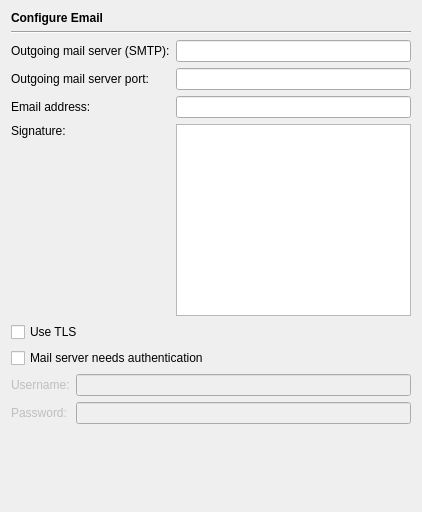
Qt form Preferences/ConfigurationPages/EmailPage.ui (testmana2/test) before a commit.
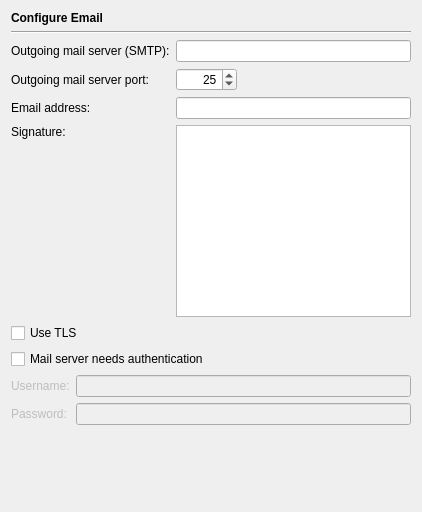
The same form after that commit.

Commit message: Fixed an issue with the Email config page.

```diff
--- a/Preferences/ConfigurationPages/EmailPage.ui
+++ b/Preferences/ConfigurationPages/EmailPage.ui
@@ -40,7 +40,7 @@
        </property>
       </widget>
      </item>
-     <item row="0" column="1">
+     <item row="0" column="1" colspan="2">
       <widget class="QLineEdit" name="mailServerEdit">
        <property name="toolTip">
         <string>Enter the address of your mail server</string>
@@ -55,15 +55,37 @@
       </widget>
      </item>
      <item row="1" column="1">
-      <widget class="QLineEdit" name="portEdit">
+      <widget class="QSpinBox" name="portSpin">
        <property name="toolTip">
         <string>Enter the port of the mail server</string>
        </property>
-       <property name="inputMask">
-        <string/>
+       <property name="alignment">
+        <set>Qt::AlignRight|Qt::AlignTrailing|Qt::AlignVCenter</set>
+       </property>
+       <property name="minimum">
+        <number>1</number>
+       </property>
+       <property name="maximum">
+        <number>65535</number>
+       </property>
+       <property name="value">
+        <number>25</number>
        </property>
       </widget>
      </item>
+     <item row="1" column="2">
+      <spacer name="horizontalSpacer">
+       <property name="orientation">
+        <enum>Qt::Horizontal</enum>
+       </property>
+       <property name="sizeHint" stdset="0">
+        <size>
+         <width>118</width>
+         <height>20</height>
+        </size>
+       </property>
+      </spacer>
+     </item>
      <item row="2" column="0">
       <widget class="QLabel" name="textLabel1_5">
        <property name="text">
@@ -71,7 +93,7 @@
        </property>
       </widget>
      </item>
-     <item row="2" column="1">
+     <item row="2" column="1" colspan="2">
       <widget class="QLineEdit" name="emailEdit">
        <property name="toolTip">
         <string>Enter your email address</string>
@@ -88,7 +110,7 @@
        </property>
       </widget>
      </item>
-     <item row="3" column="1">
+     <item row="3" column="1" colspan="2">
       <widget class="QTextEdit" name="signatureEdit">
        <property name="toolTip">
         <string>Enter your email signature</string>
```
Left out of the diff: 2 changed lines with no effect on the pictures. The commit also changes 1 other file.
